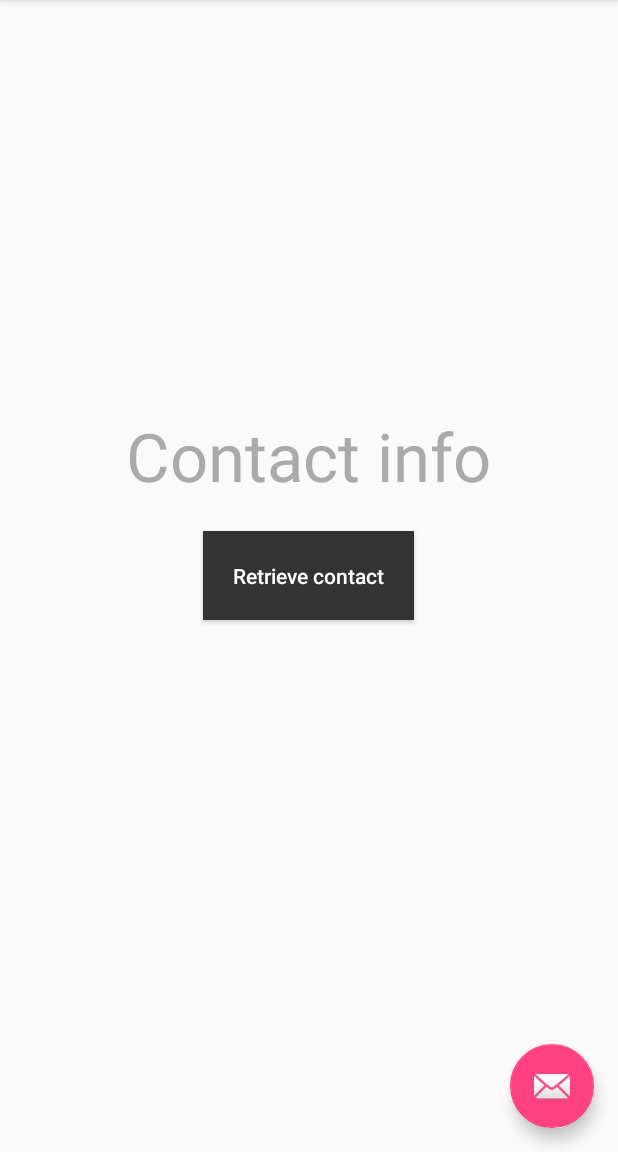
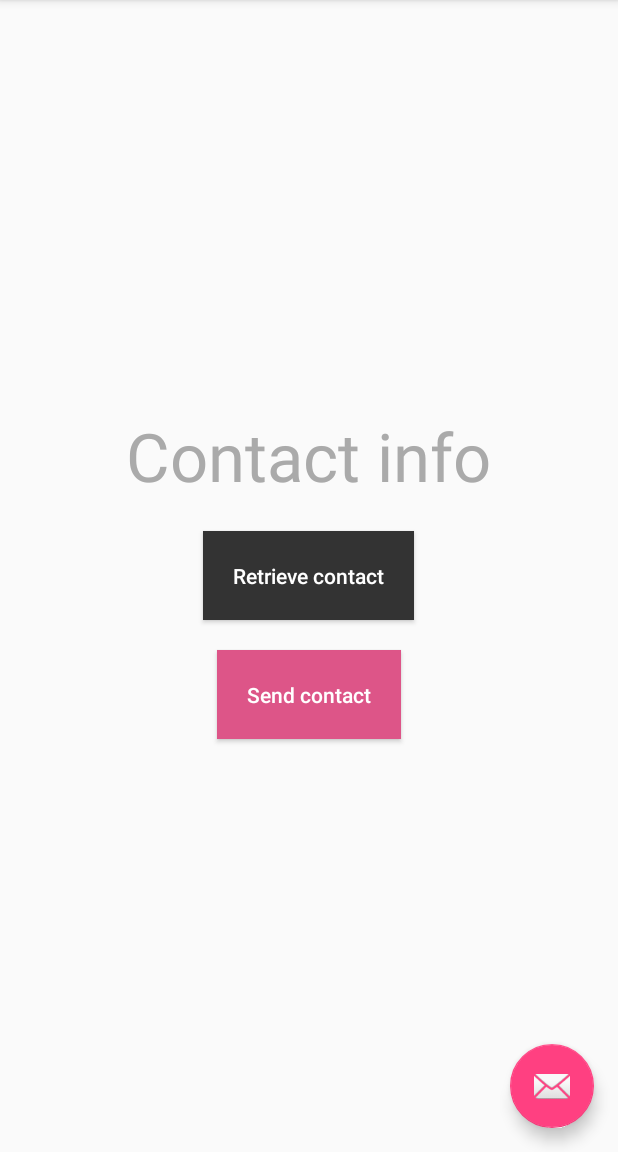
Before and after one commit to Chumilion/ImplicitIntents, an Android app: the screen it shows after launch (MainActivity), on a phone screen of 412 x 824 dp, the part 84-1236 px from its top. Run offline under Robolectric (Android 15) with nearby library versions, the phone set to English and light mode, and no system bars.

Commit message:
Finished I think!

```diff
--- a/app/src/main/java/chumilion/implicitintents/MainActivity.java
+++ b/app/src/main/java/chumilion/implicitintents/MainActivity.java
@@ -47,6 +47,14 @@ public class MainActivity extends AppCompatActivity
         startActivityForResult(contactIntent, PICK_CONTACT_REQUEST);
     }
 
+    public void sendContactIntent(View v)
+    {
+        Intent sendIntent = new Intent(Intent.ACTION_SEND);
+        sendIntent.setType("text/plain");
+        sendIntent.putExtra("contactInfo", contactInfo.getText());
+        startActivity(Intent.createChooser(sendIntent, "Share using"));
+    }
+
     protected void onActivityResult(int requestCode, int resultCode, Intent data)
     {
         if(requestCode == PICK_CONTACT_REQUEST)
--- a/app/src/main/res/layout/content_main.xml
+++ b/app/src/main/res/layout/content_main.xml
@@ -24,6 +24,19 @@
         android:layout_height="wrap_content"
         android:layout_centerInParent="true"
         android:onClick="getContactIntent"/>
+    <Button
+        android:id="@+id/sendButton"
+        android:text="Send contact"
+        android:textColor="#fff"
+        android:background="#d58"
+        android:textAllCaps="false"
+        android:padding="20dp"
+        android:layout_width="wrap_content"
+        android:layout_height="wrap_content"
+        android:layout_below="@id/contactButton"
+        android:layout_centerHorizontal="true"
+        android:layout_marginTop="20dp"
+        android:onClick="sendContactIntent"/>
     <TextView
         android:id="@+id/contactInfo"
         android:layout_width="wrap_content"
```
Also changed, not shown: app/src/main/ic_launcher-web.png (added), app/src/main/res/mipmap-hdpi/ic_launcher.png, app/src/main/res/mipmap-mdpi/ic_launcher.png, app/src/main/res/mipmap-xhdpi/ic_launcher.png, app/src/main/res/mipmap-xxhdpi/ic_launcher.png, app/src/main/res/mipmap-xxxhdpi/ic_launcher.png.
